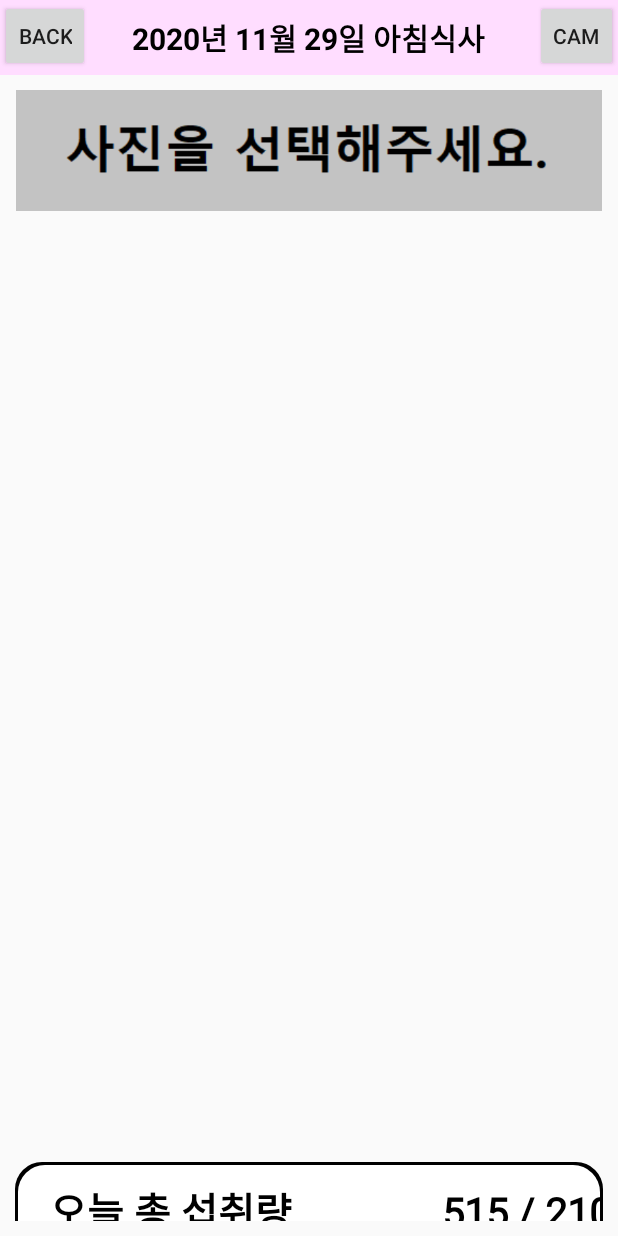
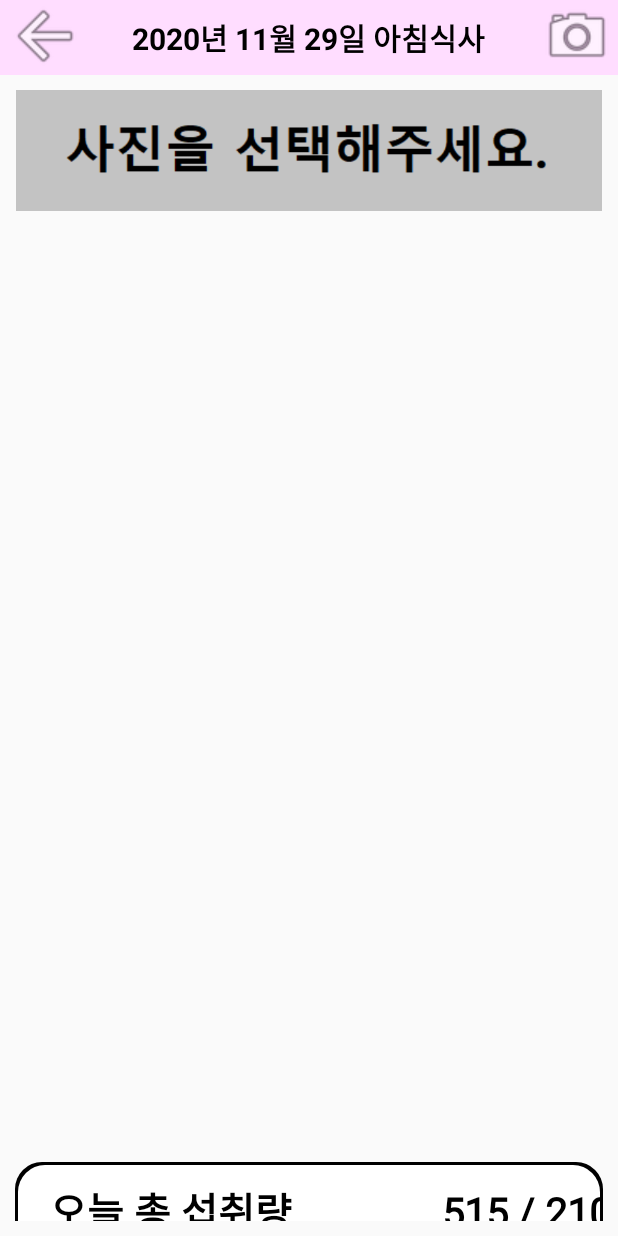
Before and after one commit to 20170375/Android20, an Android app: the screen it shows after launch (CameraActivity), after a tap on "식사 등록", on a phone screen of 412 x 824 dp. Run offline under Robolectric (Android 15) with nearby library versions, the phone set to English and light mode, and no system bars.

Commit message:
ImageButton added

```diff
--- a/DietManager/app/src/main/java/com/cookandroid/dietmanager/CameraActivity.java
+++ b/DietManager/app/src/main/java/com/cookandroid/dietmanager/CameraActivity.java
@@ -1,6 +1,5 @@
 package com.cookandroid.dietmanager;
 
-import android.content.DialogInterface;
 import android.content.Intent;
 import android.graphics.Bitmap;
 import android.graphics.BitmapFactory;
@@ -8,7 +7,7 @@ import android.os.Bundle;
 import android.provider.MediaStore;
 import android.view.MenuItem;
 import android.view.View;
-import android.widget.Button;
+import android.widget.ImageButton;
 import android.widget.ImageView;
 import android.widget.LinearLayout;
 import android.widget.PopupMenu;
@@ -21,7 +20,7 @@ import java.util.Calendar;
 
 
 public class CameraActivity extends AppCompatActivity {
-    Button btnCamera2main, btnSelectPicture;
+    ImageButton btnCamera2main, btnSelectPicture;
     TextView tvSaveTime, tvFoodName;
     ImageView ivFood;
     LinearLayout totalLayout, dataLayout;
@@ -34,8 +33,8 @@ public class CameraActivity extends AppCompatActivity {
         super.onCreate(savedInstanceState);
         setContentView(R.layout.activity_camera);
 
-        btnCamera2main = (Button) findViewById(R.id.btnCamera2main);
-        btnSelectPicture = (Button) findViewById(R.id.btnSelectPicture);
+        btnCamera2main = (ImageButton) findViewById(R.id.btnCamera2main);
+        btnSelectPicture = (ImageButton) findViewById(R.id.btnSelectPicture);
         tvSaveTime = (TextView) findViewById(R.id.tvSaveTime);
         tvFoodName = (TextView) findViewById(R.id.tvFoodName);
         ivFood = (ImageView) findViewById(R.id.ivFood);
--- a/DietManager/app/src/main/java/com/cookandroid/dietmanager/DietActivity.java
+++ b/DietManager/app/src/main/java/com/cookandroid/dietmanager/DietActivity.java
@@ -5,7 +5,7 @@ import android.os.Bundle;
 import android.view.View;
 import android.widget.AdapterView;
 import android.widget.ArrayAdapter;
-import android.widget.Button;
+import android.widget.ImageButton;
 import android.widget.LinearLayout;
 import android.widget.ListView;
 import android.widget.TextView;
@@ -13,7 +13,7 @@ import android.widget.TextView;
 import androidx.appcompat.app.AppCompatActivity;
 
 public class DietActivity extends AppCompatActivity {
-    Button btnDiet2main;
+    ImageButton btnDiet2main;
     TextView tvFoodMap, tv1, tv2;
     ListView lvDiet;
     LinearLayout chartLayout, resultLayout;
@@ -28,7 +28,7 @@ public class DietActivity extends AppCompatActivity {
         super.onCreate(savedInstanceState);
         setContentView(R.layout.activity_diet);
 
-        btnDiet2main = (Button) findViewById(R.id.btnDiet2main);
+        btnDiet2main = (ImageButton) findViewById(R.id.btnDiet2main);
         tvFoodMap = (TextView) findViewById(R.id.tvFoodMap);
         tv1 = (TextView) findViewById(R.id.tv1);
         tv2 = (TextView) findViewById(R.id.tv2);
--- a/DietManager/app/src/main/java/com/cookandroid/dietmanager/MainActivity.java
+++ b/DietManager/app/src/main/java/com/cookandroid/dietmanager/MainActivity.java
@@ -28,7 +28,7 @@ public class MainActivity extends AppCompatActivity {
     protected void onCreate(Bundle savedInstanceState) {
         super.onCreate(savedInstanceState);
         setContentView(R.layout.activity_main);
-        setTitle("참신한 어플 이름");
+        setTitle("YourDiet");
 
         btnDietActivity = (Button) findViewById(R.id.btnDietActivity);
         btnCameraActivity = (Button) findViewById(R.id.btnCameraActivity);
--- a/DietManager/app/src/main/java/com/cookandroid/dietmanager/MapActivity.java
+++ b/DietManager/app/src/main/java/com/cookandroid/dietmanager/MapActivity.java
@@ -3,14 +3,14 @@ package com.cookandroid.dietmanager;
 import android.content.Intent;
 import android.os.Bundle;
 import android.view.View;
-import android.widget.Button;
+import android.widget.ImageButton;
 import android.widget.ListView;
 import android.widget.TextView;
 
 import androidx.appcompat.app.AppCompatActivity;
 
 public class MapActivity extends AppCompatActivity {
-    Button btnMap2main;
+    ImageButton btnMap2main;
     TextView tvFoodMap;
     ListView lvRestaurant;
 
@@ -19,7 +19,7 @@ public class MapActivity extends AppCompatActivity {
         super.onCreate(savedInstanceState);
         setContentView(R.layout.activity_map);
 
-        btnMap2main = (Button) findViewById(R.id.btnMap2main);
+        btnMap2main = (ImageButton) findViewById(R.id.btnMap2main);
         tvFoodMap = (TextView) findViewById(R.id.tvFoodMap);
         lvRestaurant = (ListView) findViewById(R.id.lvRestaurant);
 
--- a/DietManager/app/src/main/res/layout/activity_camera.xml
+++ b/DietManager/app/src/main/res/layout/activity_camera.xml
@@ -15,11 +15,12 @@
             android:background="#ffddff">
 
             // 나중에 ImageButton으로 변경
-            <Button
+            <ImageButton
                 android:id="@+id/btnCamera2main"
+                android:src="@drawable/ic_menu_back"
                 android:layout_width="60dp"
                 android:layout_height="wrap_content"
-                android:text="Back"
+                android:background="@android:color/transparent"
                 android:layout_alignParentLeft="true"/>
 
             <TextView
@@ -32,11 +33,12 @@
                 android:textStyle="bold"
                 android:layout_centerInParent="true"/>
 
-            <Button
+            <ImageButton
                 android:id="@+id/btnSelectPicture"
+                android:src="@drawable/ic_menu_camera"
                 android:layout_width="55dp"
                 android:layout_height="wrap_content"
-                android:text="Cam"
+                android:background="@android:color/transparent"
                 android:layout_alignParentRight="true"/>
         </RelativeLayout>
 
--- a/DietManager/app/src/main/res/layout/activity_diet.xml
+++ b/DietManager/app/src/main/res/layout/activity_diet.xml
@@ -11,12 +11,12 @@
         android:orientation="horizontal"
         android:background="#ffddff">
 
-        // 나중에 ImageButton으로 변경
-        <Button
+        <ImageButton
             android:id="@+id/btnDiet2main"
+            android:src="@drawable/ic_menu_back"
             android:layout_width="60dp"
             android:layout_height="wrap_content"
-            android:text="Back"/>
+            android:background="@android:color/transparent"/>
 
         <TextView
             android:layout_width="wrap_content"
--- a/DietManager/app/src/main/res/layout/activity_map.xml
+++ b/DietManager/app/src/main/res/layout/activity_map.xml
@@ -11,11 +11,12 @@
         android:background="#ffddff">
 
         // 나중에 ImageButton으로 변경
-        <Button
+        <ImageButton
             android:id="@+id/btnMap2main"
+            android:src="@drawable/ic_menu_back"
             android:layout_width="60dp"
             android:layout_height="wrap_content"
-            android:text="Back"
+            android:background="@android:color/transparent"
             android:layout_alignParentLeft="true"/>
 
         <TextView
```
Also changed, not shown: DietManager/app/src/main/res/drawable/ic_menu_back.png (added), DietManager/app/src/main/res/drawable/ic_menu_camera.png (added).
